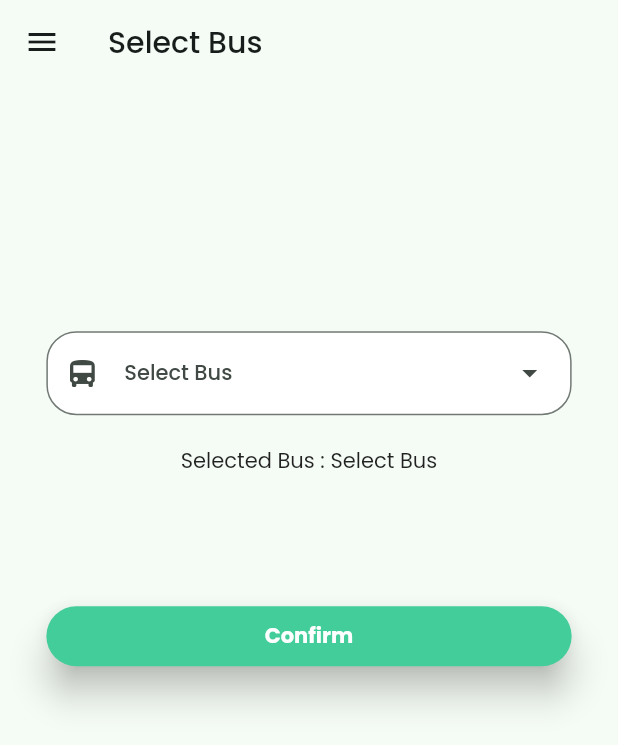
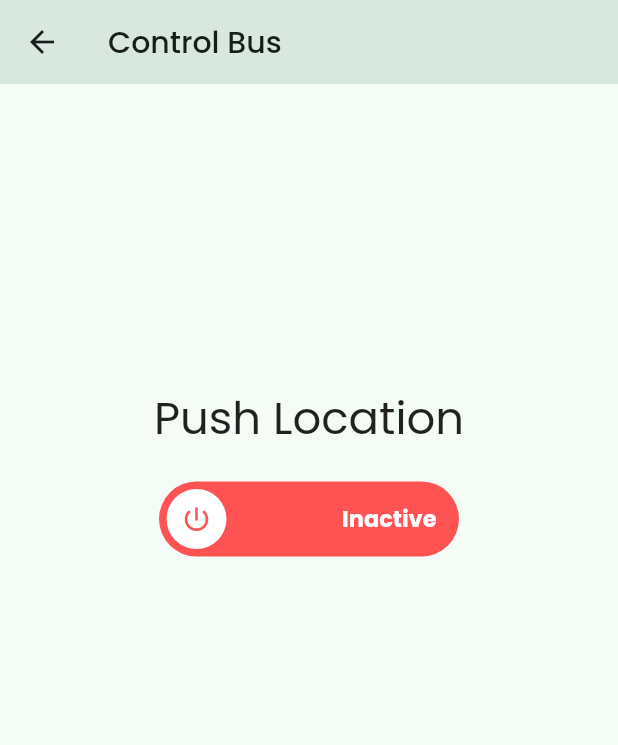
Before and after one commit to Mann082/Campus-Connect, a Flutter app: the driverHome screen opened by its route, after a tap on "Confirm", on a phone screen of 412 x 824 dp. Shown: the top 745 px of the screen. Run offline on Flutter 3.47's test engine with Material 2 defaults, Android fonts, the phone set to English and light mode, and no system bars; drawn by our look-alikes of lite_rolling_switch; our stand-ins replace geolocator, google_fonts, google_maps_flutter, shared_preferences; accounts and stored records are empty; network calls fail.

Commit message:
push live location to server and minor changes

```diff
--- a/campus_connect/lib/screen/driver.dart
+++ b/campus_connect/lib/screen/driver.dart
@@ -1,4 +1,5 @@
 import 'package:campus_connect/providers/bus_data.dart';
+import 'package:campus_connect/screen/drivercontrols.dart';
 import 'package:campus_connect/widgets/buttom.dart';
 import 'package:campus_connect/widgets/mainDrawer.dart';
 import 'package:flutter/cupertino.dart';
@@ -32,7 +33,9 @@ class _driverHomeState extends State<driverHome> {
           textAlign: TextAlign.center,
         ),
       ),
-      drawer: mainDrawer(),
+      drawer: mainDrawer(
+        title: "Driver",
+      ),
       body: FutureBuilder(
         future: _fetchAndSetBus(),
         builder: (context, snapshot) => (snapshot.connectionState ==
@@ -103,7 +106,10 @@ class _driverHomeState extends State<driverHome> {
                       height: size.height * 0.1,
                     ),
                     ElevatedButton(
-                        onPressed: () {},
+                        onPressed: () {
+                          Navigator.of(context)
+                              .pushNamed(driverControlsScreen.routeName);
+                        },
                         child: const Text(
                           'Confirm',
                           style: TextStyle(fontWeight: FontWeight.bold),
--- a/campus_connect/lib/screen/drivercontrols.dart
+++ b/campus_connect/lib/screen/drivercontrols.dart
@@ -0,0 +1,110 @@
+import 'dart:async';
+import 'dart:convert';
+import 'package:campus_connect/providers/bus_data.dart';
+import 'package:http/http.dart' as http;
+import 'package:flutter/material.dart';
+import 'package:geolocator/geolocator.dart';
+import 'package:lite_rolling_switch/lite_rolling_switch.dart';
+import 'package:provider/provider.dart';
+
+class driverControlsScreen extends StatefulWidget {
+  static const routeName = "/driverControlScreen";
+  const driverControlsScreen({super.key});
+
+  @override
+  State<driverControlsScreen> createState() => _driverControlsScreenState();
+}
+
+class _driverControlsScreenState extends State<driverControlsScreen> {
+  var _currentPosition;
+  var _pushLocation = false;
+  Timer? _locationTimer;
+
+  void _startTimer() {
+    _locationTimer = Timer.periodic(Duration(seconds: 10), (timer) {
+      if (_pushLocation) {
+        _getCurrentLocation();
+      }
+    });
+  }
+
+  void _stopTimer() {
+    _locationTimer?.cancel();
+  }
+
+  void _getCurrentLocation() async {
+    Position? position = await Geolocator.getCurrentPosition(
+        desiredAccuracy: LocationAccuracy.high);
+
+    setState(() {
+      _currentPosition = position!;
+    });
+
+    var selectedbus = Provider.of<Buses>(context, listen: false).selectedBus;
+    final url = Uri.https(
+        "campusconnect-401818-default-rtdb.asia-southeast1.firebasedatabase.app",
+        '/live/$selectedbus.json');
+    var requestData = {
+      selectedbus.toString(): {
+        "latitude": _currentPosition.latitude,
+        "longitude": _currentPosition.longitude
+      }
+    };
+    var response = await http.post(url, body: jsonEncode(requestData));
+
+    print(
+        'Latitude: ${_currentPosition.latitude}, Longitude: ${_currentPosition.longitude}');
+  }
+
+  @override
+  Widget build(BuildContext context) {
+    return Scaffold(
+      appBar: AppBar(
+        title: const Text('Control Bus'),
+        elevation: 10,
+      ),
+      body: Center(
+        child: Column(
+          children: [
+            const SizedBox(
+              height: 200,
+            ),
+            const Text(
+              "Push Location",
+              style: TextStyle(fontSize: 30),
+            ),
+            const SizedBox(
+              height: 20,
+            ),
+            LiteRollingSwitch(
+              //initial value
+              onTap: () {},
+              onDoubleTap: () {},
+              onSwipe: () {},
+              value: _pushLocation,
+              textOn: 'Active',
+              textOff: 'Inactive',
+              colorOn: Colors.greenAccent,
+              colorOff: Colors.redAccent,
+              iconOn: Icons.lightbulb_outline,
+              iconOff: Icons.power_settings_new,
+              textSize: 15.0,
+              onChanged: (bool state) {
+                setState(() {
+                  _pushLocation = state;
+                });
+                if (state) {
+                  _startTimer();
+                } else {
+                  _stopTimer(); // Stop location updates when switch is off
+                }
+                print('Current State of SWITCH IS: $state');
+              },
+              width: 200,
+            ),
+          ],
+        ),
+      ),
+    );
+  }
+}
--- a/campus_connect/lib/screen/homepage.dart
+++ b/campus_connect/lib/screen/homepage.dart
@@ -97,13 +97,15 @@ class _HomePageState extends State<HomePage> {
               icon: const Icon(Icons.notifications))
         ],
       ),
-      drawer: const mainDrawer(),
+      drawer: const mainDrawer(
+        title: "Student",
+      ),
       backgroundColor: Colors.white,
       body: FutureBuilder(
         future: _fetchAndSetBus(),
         builder: (context, snapshot) => (snapshot.connectionState ==
                 ConnectionState.waiting)
-            ? Center(
+            ? const Center(
                 child: CircularProgressIndicator(),
               )
             : RefreshIndicator(
--- a/campus_connect/lib/widgets/mainDrawer.dart
+++ b/campus_connect/lib/widgets/mainDrawer.dart
@@ -1,9 +1,11 @@
 import 'package:campus_connect/screen/authscreen.dart';
+import 'package:campus_connect/screen/selectuser.dart';
 import 'package:flutter/cupertino.dart';
 import 'package:flutter/material.dart';
 
 class mainDrawer extends StatelessWidget {
-  const mainDrawer({super.key});
+  final String title;
+  const mainDrawer({super.key, required this.title});
 
   @override
   Widget build(BuildContext context) {
@@ -20,7 +22,7 @@ class mainDrawer extends StatelessWidget {
           height: (size.height * 0.3),
           child: Center(
             child: Text(
-              "Welcome Student",
+              "Welcome $title",
               style: TextStyle(fontSize: 50, fontWeight: FontWeight.bold),
               textAlign: TextAlign.center,
             ),
@@ -44,7 +46,7 @@ class mainDrawer extends StatelessWidget {
               ),
               TextButton(
                   onPressed: () {
-                    Navigator.of(context).pushNamed(authScreen.routeName);
+                    Navigator.of(context).pushNamed(selectUserScreen.routeName);
                   },
                   child: ListTile(
                     leading: Icon(Icons.logout),
--- a/campus_connect/pubspec.yaml
+++ b/campus_connect/pubspec.yaml
@@ -43,6 +43,7 @@ dependencies:
   google_fonts: ^6.1.0
   provider: ^6.0.5
   shared_preferences: ^2.2.2
+  lite_rolling_switch: ^1.0.1
 
 dev_dependencies:
   flutter_test:
```
Also changed, not shown: campus_connect/lib/main.dart (+12 -8 lines), campus_connect/pubspec.lock.
